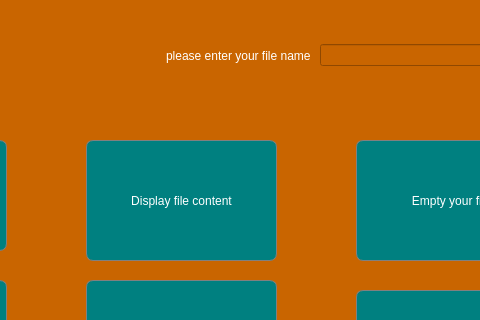
This is bonus of gui for text editor/TextEditor/mainwindow.ui in eslammohamedtolba/Login-and-Text-Editor-Applications as Qt 5 draws it before an edit; both pictures show x 424 to 904 and y 0 to 320 of the 1506 by 765 pixel window. The edited form follows.
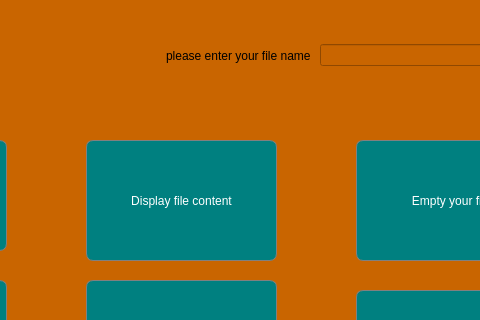
This is the edited form.

```diff
--- a/bonus of gui for text editor/TextEditor/mainwindow.ui
+++ b/bonus of gui for text editor/TextEditor/mainwindow.ui
@@ -334,7 +334,7 @@
      <item>
       <widget class="QLabel" name="label_filename">
        <property name="styleSheet">
-        <string notr="true">color:white;
+        <string notr="true">color:black;
 font:10pt &quot;Century Gothic&quot;;
 </string>
        </property>
```
